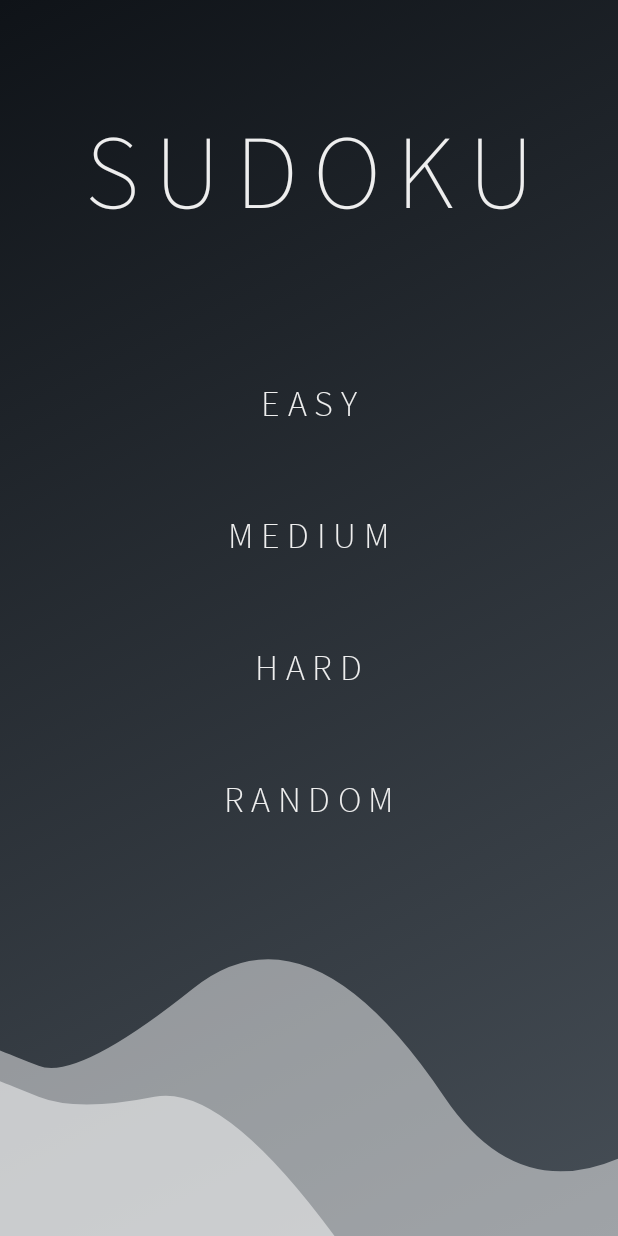
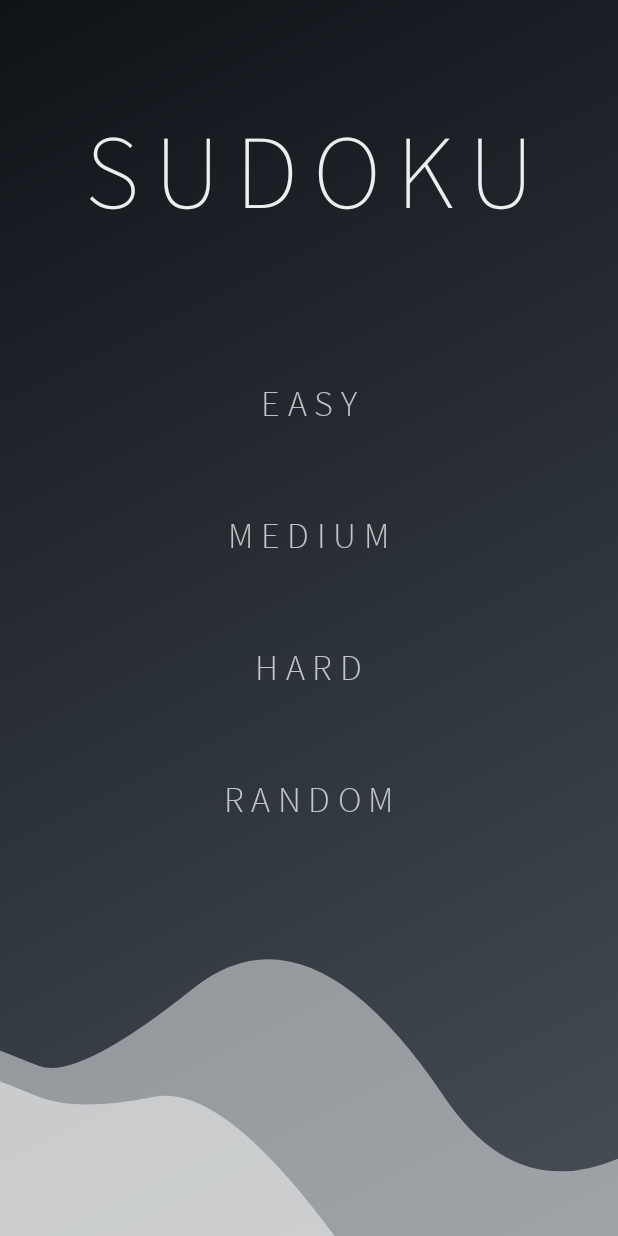
Before and after one commit to YashNishal/Sudoku-App, an Android app built with Jetpack Compose: the first screen one second after launch (MainActivity), on a phone screen of 412 x 824 dp. Run offline under Robolectric (Android 15) with nearby library versions, the phone set to English and light mode, and no system bars; our stand-ins replace Volley; libraries missing offline, so code that uses them is left out: es.dmoral.toasty, maes.tech.intentanim; 1 statement that could not run was skipped.

Commit message:
delay animation

```diff
--- a/app/src/main/java/com/example/sudoku/MainActivity.kt
+++ b/app/src/main/java/com/example/sudoku/MainActivity.kt
@@ -59,15 +59,19 @@ class MainActivity : ComponentActivity() {
 @ExperimentalAnimationApi
 @Composable
 fun SudokuApp() {
-    var visible by remember{ mutableStateOf(false) }
+    var visible by remember { mutableStateOf(false) }
     LaunchedEffect(true) {
-        delay(200)
+        delay(1000)
         visible = true
     }
     Surface(modifier = Modifier.fillMaxSize(), color = Color.Black) {
         Background()
-        AnimatedVisibility(modifier = Modifier.fillMaxSize(), visible = visible, enter = fadeIn(animationSpec = tween(1500))) {
-            HeadingText()
+        HeadingText()
+        AnimatedVisibility(
+            modifier = Modifier.fillMaxSize(),
+            visible = visible,
+            enter = fadeIn(animationSpec = tween(2000))
+        ) {
             ButtonsAndProgressBar()
         }
     }
@@ -227,22 +231,21 @@ fun ButtonsAndProgressBar() {
                 .clickable { onClick("random", context, loading) }
         )
         Spacer(modifier = Modifier.height(70.dp))
-        if(loading.value)
+        if (loading.value)
             CircularProgressIndicator(color = Color.White)
     }
 }
 
 
-
 // OTHER HELPER FUNCTIONS
 
 
-fun onClick(difficulty: String, context: Context,loading : MutableState<Boolean>) {
-    getData(difficulty, context,loading)
+fun onClick(difficulty: String, context: Context, loading: MutableState<Boolean>) {
+    getData(difficulty, context, loading)
 }
 
 
-fun getData(difficulty: String, context: Context,loading : MutableState<Boolean>) {
+fun getData(difficulty: String, context: Context, loading: MutableState<Boolean>) {
     val queue = Volley.newRequestQueue(context)
     val url = "https://sugoku.herokuapp.com/board?difficulty=${difficulty}"
     loading.value = true
@@ -253,7 +256,7 @@ fun getData(difficulty: String, context: Context,loading : MutableState<Boolean>
         { response ->
             // Display the first 500 characters of the response string.
             Log.d("RESPONSE : $difficulty ", response.toString())
-            initialiseMatrix(response.toString(), context,loading)
+            initialiseMatrix(response.toString(), context, loading)
         },
         { Log.d("RESPONSE : ", "Error") })
 
@@ -262,7 +265,7 @@ fun getData(difficulty: String, context: Context,loading : MutableState<Boolean>
 }
 
 
-fun initialiseMatrix(response: String, context: Context,loading : MutableState<Boolean>) {
+fun initialiseMatrix(response: String, context: Context, loading: MutableState<Boolean>) {
     var k = 11
     var row = 0
     var col = 0
@@ -283,7 +286,7 @@ fun initialiseMatrix(response: String, context: Context,loading : MutableState<B
     }
     loading.value = false
     startActivity(context, Intent(context, PrimaryActivity::class.java), null)
-    customType(context,"fadein-to-fadeout")
+    customType(context, "fadein-to-fadeout")
 }
 
 @ExperimentalAnimationApi
```
